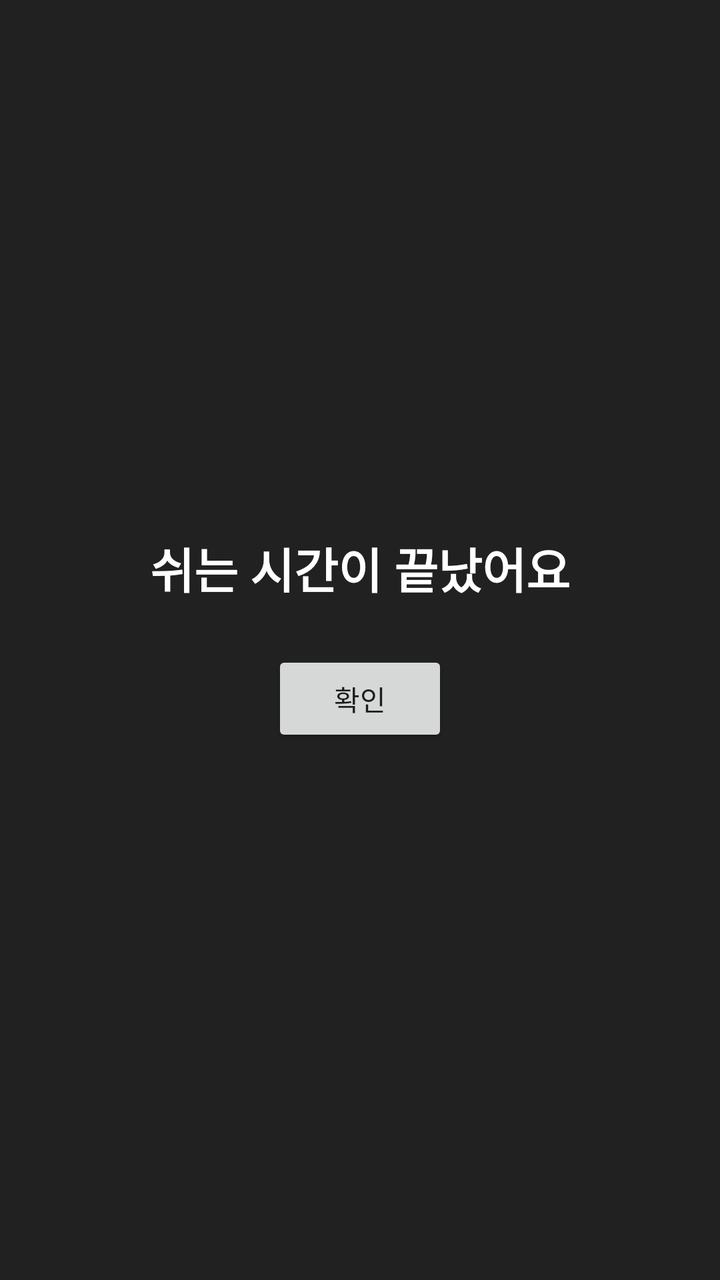
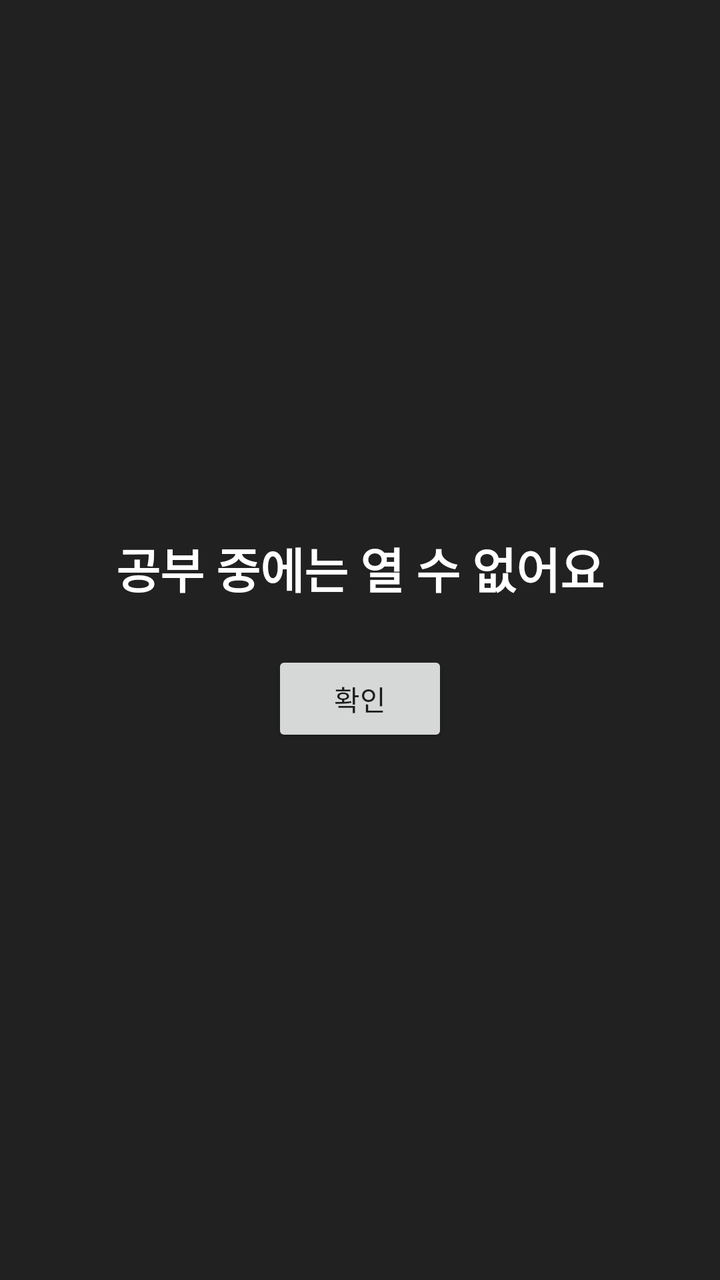

Two renders of the same Android screen: before a commit and after it. Below are the layout's source before the change and the commit's diff.
<!-- AndroidManifest.xml: activity theme AppTheme.NoActionBar -->
<!-- res/layout/activity_block_screen.xml -->
<?xml version="1.0" encoding="utf-8"?>
<LinearLayout xmlns:android="http://schemas.android.com/apk/res/android"
    android:layout_width="match_parent"
    android:layout_height="match_parent"
    android:orientation="vertical"
    android:gravity="center"
    android:padding="32dp"
    android:background="#212121">

    <TextView
        android:layout_width="wrap_content"
        android:layout_height="wrap_content"
        android:text="쉬는 시간이 끝났어요"
        android:textColor="#FFFFFF"
        android:textSize="24sp"
        android:textStyle="bold"
        android:layout_marginBottom="24dp" />

    <Button
        android:id="@+id/confirmButton"
        android:layout_width="wrap_content"
        android:layout_height="wrap_content"
        android:text="확인" />

</LinearLayout>
<!-- resources referenced by this layout -->
<resources>
  <style name="AppTheme.NoActionBar" parent="Theme.AppCompat.DayNight.NoActionBar">
          <item name="windowActionBar">false</item>
          <item name="windowNoTitle">true</item>
          <item name="android:background">@null</item>
      </style>
</resources>

<!-- the commit's change to res/layout/activity_block_screen.xml (unified diff, before → after) -->
@@ -10,7 +10,7 @@
     <TextView
         android:layout_width="wrap_content"
         android:layout_height="wrap_content"
-        android:text="쉬는 시간이 끝났어요"
+        android:text="공부 중에는 열 수 없어요"
         android:textColor="#FFFFFF"
         android:textSize="24sp"
         android:textStyle="bold"
